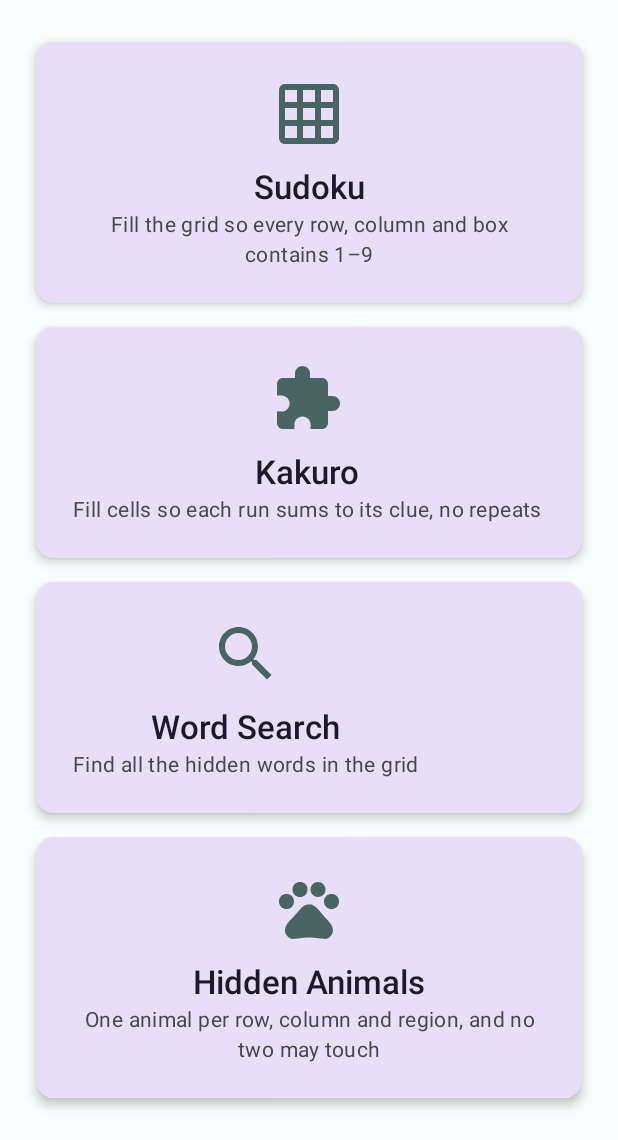
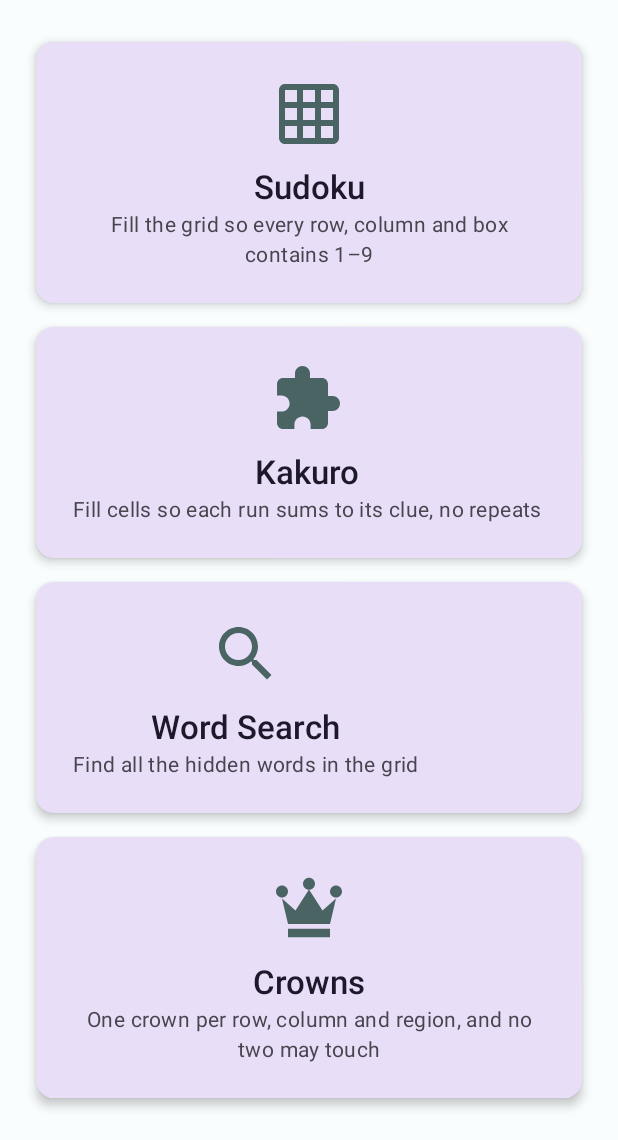
Before and after one commit to icebeat49/BrainGames, an Android app built with Jetpack Compose: the screen it shows after launch (MainActivity), on a phone screen of 412 x 824 dp, the part 96-1236 px from its top. Run offline under Robolectric (Android 15) with nearby library versions, the phone set to English and light mode, and no system bars; our stand-ins replace Dagger/Hilt's generated code.

Commit message:
Draw an original crown and switch the game's text to crowns
- CrownVector: one original crown shape (three jewelled points over a
  body, separate band) on a 24x24 viewport, bold enough for 9x9 cells
  on a small phone. crownVector(fill, outline) draws it two-tone on the
  board; CrownIcon is the single-colour version used as the catalog /
  Home icon, replacing the Pets placeholder.
- Its colours come from the theme: RegionPalette gains pieceFill and
  pieceOutline (light: near-black indigo with a white rim; dark: gold
  with a near-black rim), so the crown contrasts with every region
  colour in both themes. A crown in conflict or revealed as wrong keeps
  the rim and takes the theme's error colour as fill.
- Visible text EN/FR: "Crowns" / "Couronnes", descriptions, gesture
  help, accessibility labels and every hint now speak of crowns
  (French agreements updated for the feminine "couronne").

176 tests, 0 failures; lint clean for the new code.

Co-Authored-By: Claude Opus 5.5 <noreply@anthropic.com>

```diff
--- a/app/src/main/java/com/payfacto/braingames/core/theme/RegionPalette.kt
+++ b/app/src/main/java/com/payfacto/braingames/core/theme/RegionPalette.kt
@@ -11,7 +11,12 @@ import androidx.compose.ui.graphics.Color
  * Regions also get thick borders, so colour is never the only cue.
  */
 @Immutable
-data class RegionPalette(val fills: List<Color>) {
+data class RegionPalette(
+    val fills: List<Color>,
+    /** Pieces drawn on the regions (e.g. crowns): a fill and an outline chosen to contrast with every fill. */
+    val pieceFill: Color,
+    val pieceOutline: Color
+) {
     fun fillFor(region: Int): Color = fills[region % fills.size]
 }
 
@@ -27,7 +32,10 @@ val LightRegionPalette = RegionPalette(
         Color(0xFFAAAA00), // olive
         Color(0xFFDDDDDD), // pale grey
         Color(0xFFCCBBEE), // lavender
-    )
+    ),
+    // Light fills: a very dark piece with a white rim.
+    pieceFill = Color(0xFF231C3A),
+    pieceOutline = Color(0xFFFFFFFF)
 )
 
 val DarkRegionPalette = RegionPalette(
@@ -42,7 +50,10 @@ val DarkRegionPalette = RegionPalette(
         Color(0xFF6B5200),
         Color(0xFF555555),
         Color(0xFF54467A),
-    )
+    ),
+    // Dark fills: a bright gold piece with a near-black rim.
+    pieceFill = Color(0xFFFFD54F),
+    pieceOutline = Color(0xFF141414)
 )
 
 val LocalRegionPalette = staticCompositionLocalOf { LightRegionPalette }
--- a/app/src/main/java/com/payfacto/braingames/core/ui/GameCatalog.kt
+++ b/app/src/main/java/com/payfacto/braingames/core/ui/GameCatalog.kt
@@ -4,7 +4,6 @@ import androidx.annotation.StringRes
 import androidx.compose.material.icons.Icons
 import androidx.compose.material.icons.filled.Extension
 import androidx.compose.material.icons.filled.GridOn
-import androidx.compose.material.icons.filled.Pets
 import androidx.compose.material.icons.filled.Search
 import androidx.compose.ui.graphics.vector.ImageVector
 import com.payfacto.braingames.R
@@ -12,6 +11,7 @@ import com.payfacto.braingames.core.model.Difficulty
 import com.payfacto.braingames.core.model.GameMode
 import com.payfacto.braingames.core.model.GameType
 import com.payfacto.braingames.feature.crowns.engine.CrownsDifficulty
+import com.payfacto.braingames.feature.crowns.ui.CrownIcon
 import com.payfacto.braingames.feature.wordsearch.data.WordSearchGenerator
 
 /** How a game is presented in menus. */
@@ -56,7 +56,7 @@ object GameCatalog {
         GameType.CROWNS -> GameInfo(
             titleRes = R.string.home_play_crowns,
             descriptionRes = R.string.home_desc_crowns,
-            icon = Icons.Default.Pets,
+            icon = CrownIcon,
             modeDescriptions = mapOf(
                 GameMode.CLASSIC to R.string.crowns_mode_classic_description,
                 GameMode.HARDCORE to R.string.crowns_mode_hardcore_description
--- /dev/null
+++ b/app/src/main/java/com/payfacto/braingames/feature/crowns/ui/CrownVector.kt
@@ -0,0 +1,57 @@
+package com.payfacto.braingames.feature.crowns.ui
+
+import androidx.compose.ui.graphics.Color
+import androidx.compose.ui.graphics.SolidColor
+import androidx.compose.ui.graphics.StrokeJoin
+import androidx.compose.ui.graphics.vector.ImageVector
+import androidx.compose.ui.graphics.vector.addPathNodes
+import androidx.compose.ui.unit.dp
+
+/**
+ * The game's crown: an original, deliberately bold shape so it stays readable in a 5×5 to
+ * 9×9 cell on a small phone. Three points topped with round jewels over a body, and a
+ * separate band below. Drawn on a 24×24 viewport.
+ */
+private const val CROWN_PATH =
+    // Body: left point, valley, centre point, valley, right point, down to the base.
+    "M3,8.5 L7.5,12.5 L12,5.5 L16.5,12.5 L21,8.5 L19,17 L5,17 Z " +
+        // Jewels on the three points.
+        "M3,6.2 m-2,0 a2,2 0 1,0 4,0 a2,2 0 1,0 -4,0 Z " +
+        "M12,3.6 m-2,0 a2,2 0 1,0 4,0 a2,2 0 1,0 -4,0 Z " +
+        "M21,6.2 m-2,0 a2,2 0 1,0 4,0 a2,2 0 1,0 -4,0 Z " +
+        // Band.
+        "M5,18.6 L19,18.6 L19,21.4 L5,21.4 Z"
+
+private const val VIEWPORT = 24f
+private const val OUTLINE_WIDTH = 1.6f
+
+/**
+ * A two-tone crown for the board. Colours come from the theme (RegionPalette.pieceFill /
+ * pieceOutline), so the same shape works on every region colour in light and dark mode.
+ */
+fun crownVector(fill: Color, outline: Color): ImageVector =
+    ImageVector.Builder(
+        name = "Crown",
+        defaultWidth = 24.dp,
+        defaultHeight = 24.dp,
+        viewportWidth = VIEWPORT,
+        viewportHeight = VIEWPORT
+    ).addPath(
+        pathData = addPathNodes(CROWN_PATH),
+        fill = SolidColor(fill),
+        stroke = SolidColor(outline),
+        strokeLineWidth = OUTLINE_WIDTH,
+        strokeLineJoin = StrokeJoin.Round
+    ).build()
+
+/** Single-colour crown for icons (home card, catalog); Icon() tints it with the content colour. */
+val CrownIcon: ImageVector = ImageVector.Builder(
+    name = "CrownIcon",
+    defaultWidth = 24.dp,
+    defaultHeight = 24.dp,
+    viewportWidth = VIEWPORT,
+    viewportHeight = VIEWPORT
+).addPath(
+    pathData = addPathNodes(CROWN_PATH),
+    fill = SolidColor(Color.Black)
+).build()
```
Also changed, not shown: app/src/main/java/com/payfacto/braingames/feature/crowns/ui/CrownsGrid.kt (+10 -7 lines), app/src/main/res/values/strings.xml (+19 -19 lines), 1 other file.
